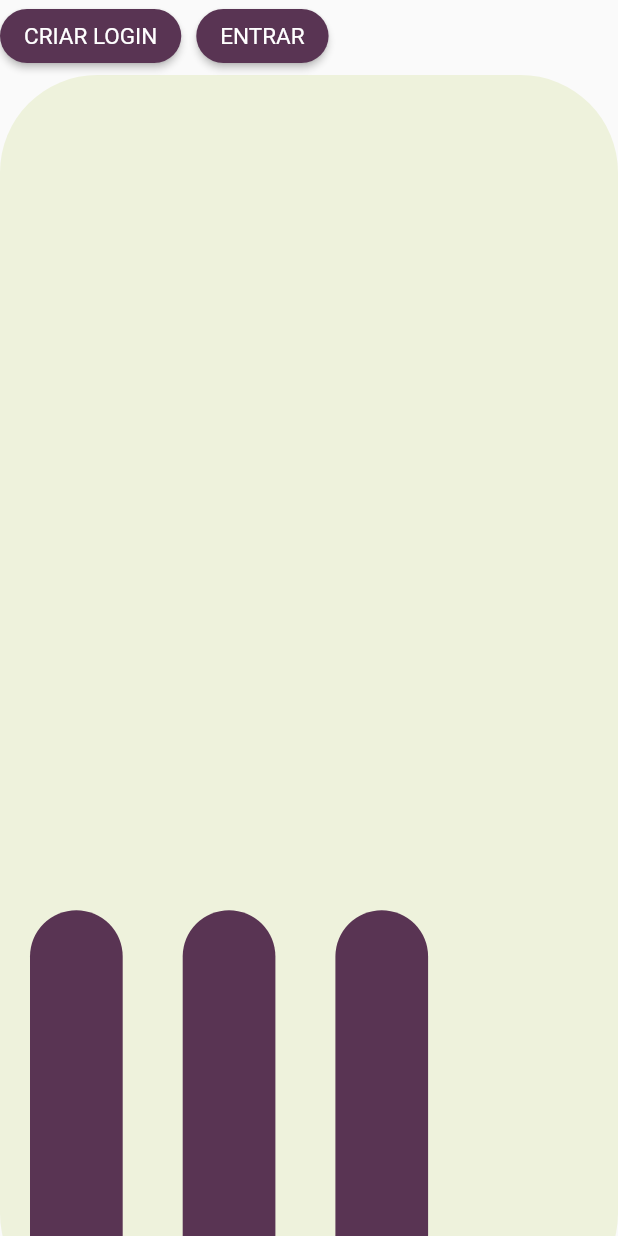
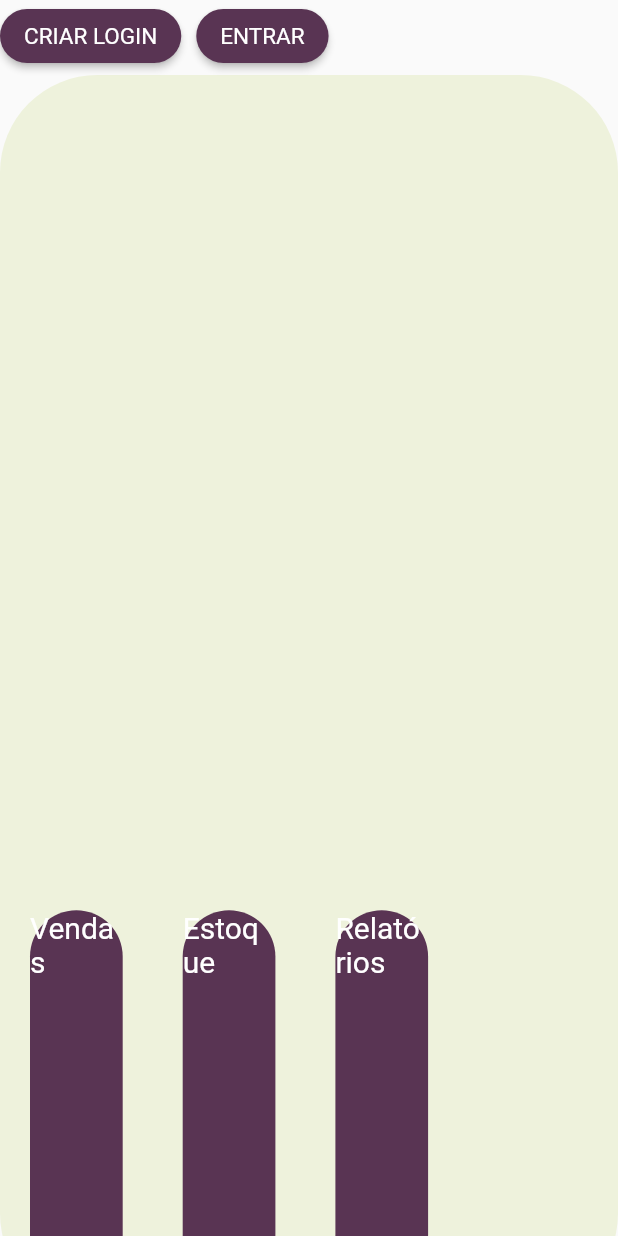
Before and after one commit to brunolemes318/Project-Pdv-Acai, a Flutter app: the PageDefault screen opened directly, on a phone screen of 412 x 824 dp. Run offline on Flutter 3.47's test engine with Material 2 defaults, Android fonts, the phone set to English and light mode, and no system bars; our stand-ins replace universal_platform.

Commit message:
criado novo tema para o texto dos cards de funções da home page desktop

```diff
--- a/lib/components/components_default.dart
+++ b/lib/components/components_default.dart
@@ -12,7 +12,7 @@ abstract class ComponentsDefault {
 
   ElevatedButton buttonAccount(String name, String route, BuildContext context);
 
-  Container cardFunction(BuildContext context);
+  Container cardFunction(BuildContext context, String name);
 
   Container cardProduct();
 
--- a/lib/components/components_desktop.dart
+++ b/lib/components/components_desktop.dart
@@ -52,7 +52,11 @@ class ComponentsDesktop extends ComponentsDefault {
       child: Align(
         alignment: Alignment.bottomLeft,
         child: Row(
-          children: [cardFunction(context), cardFunction(context), cardFunction(context)],
+          children: [
+            cardFunction(context, 'Vendas'),
+            cardFunction(context, 'Estoque'),
+            cardFunction(context, 'Relatórios')
+          ],
         ),
       ),
       margin: EdgeInsets.only(top: 50),
@@ -69,10 +73,17 @@ class ComponentsDesktop extends ComponentsDefault {
   }
 
   @override
-  Container cardFunction(BuildContext context) {
+  Container cardFunction(BuildContext context, String name) {
     double width = MediaQuery.of(context).size.width * 0.15;
     double height = MediaQuery.of(context).size.height * 0.30;
     return Container(
+      child: Align(
+        alignment: Alignment.topCenter,
+        child: Text(
+          name,
+          style: ThemeDesktop().getStyleTextCardFunction,
+        ),
+      ),
       margin: EdgeInsets.all(20),
       width: width,
       height: height,
--- a/lib/components/components_mobile.dart
+++ b/lib/components/components_mobile.dart
@@ -23,11 +23,6 @@ class ComponentsMobile extends ComponentsDefault {
     throw UnimplementedError();
   }
 
-  @override
-  Container cardFunction(BuildContext context) {
-    // TODO: implement cardFunction
-    throw UnimplementedError();
-  }
 
   @override
   Container cardProduct() {
@@ -71,4 +66,10 @@ class ComponentsMobile extends ComponentsDefault {
     // TODO: implement buttonAccount
     throw UnimplementedError();
   }
+
+  @override
+  Container cardFunction(BuildContext context, String name) {
+    // TODO: implement cardFunction
+    throw UnimplementedError();
+  }
 }
--- a/lib/themes/theme_default.dart
+++ b/lib/themes/theme_default.dart
@@ -16,7 +16,8 @@ abstract class ThemeDefault {
       fontSize: 72,
       color: Color(0xF2F2F2).withOpacity(1),
     ),
-    'textOfButton': TextStyle(fontSize: 15)
+    'textOfButton': TextStyle(fontSize: 15),
+    'textOfCardFunction': TextStyle(fontSize: 20, color: Colors.white),
   };
 
   Map<String, Color> colorsOfApp = {
@@ -31,11 +32,11 @@ abstract class ThemeDefault {
 
   ThemeDefault();
 
-  set setStyleText(TextStyle style) {
-    stylesFontsOfApp[''] = style;
+  set setStyleTextCardFunction(TextStyle style) {
+    stylesFontsOfApp['textOfCardFunction'] = style;
   }
 
-  get getStyleText => stylesFontsOfApp[''];
+  get getStyleTextCardFunction => stylesFontsOfApp['textOfCardFunction'];
 
   set colorBackgroundOfApp(Color color) =>
       colorsOfApp['backgroundColorOfApp'] = color.withOpacity(1);
```
